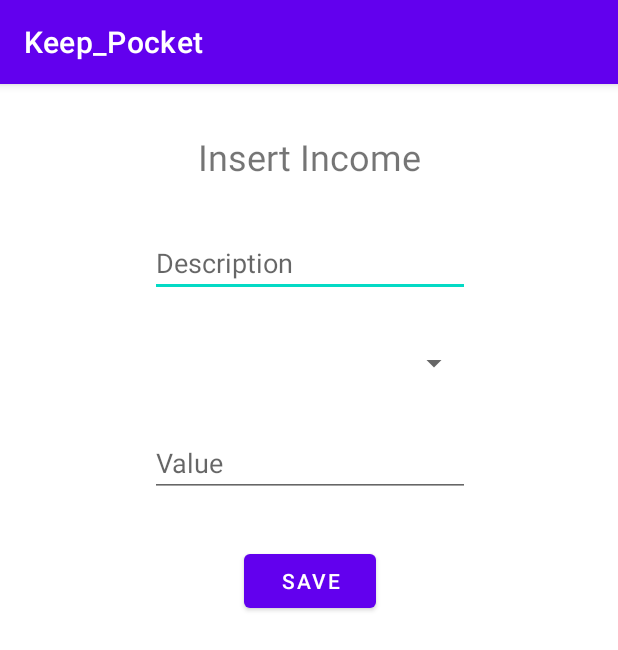
After one commit to BrunoHorta-22541/KeepPocket, an Android app: the AddIncome screen opened directly, with no data from a screen before it, on a phone screen of 412 x 824 dp. The commit adds this screen. Shown: the top 650 px of the screen. Run offline under Robolectric (Android 15) with nearby library versions, the phone set to English and light mode, and no system bars; our stand-ins replace Room's generated code.

Commit message:
Implementação de Rendimentos
Implementação da recycler View contendo todos os Rendimentos e a sua pagina de adicionar

Co-Authored-By: RodrigoSerafimIPB <101331174+RodrigoSerafimIPB@users.noreply.github.com>
Co-Authored-By: DinisD <101331020+lought@users.noreply.github.com>

```diff
--- a/Keep_Pocket/app/src/main/AndroidManifest.xml
+++ b/Keep_Pocket/app/src/main/AndroidManifest.xml
@@ -9,6 +9,9 @@
         android:roundIcon="@mipmap/ic_launcher_round"
         android:supportsRtl="true"
         android:theme="@style/Theme.Keep_Pocket">
+        <activity
+            android:name=".AddIncome"
+            android:exported="false" />
         <activity
             android:name=".AddCategory"
             android:exported="false" />
--- /dev/null
+++ b/Keep_Pocket/app/src/main/java/pt/estig/twdm/pdm/keep_pocket/AddIncome.java
@@ -0,0 +1,73 @@
+package pt.estig.twdm.pdm.keep_pocket;
+
+import androidx.appcompat.app.AppCompatActivity;
+
+import android.os.Bundle;
+import android.view.View;
+import android.view.ViewGroup;
+import android.widget.AdapterView;
+import android.widget.ArrayAdapter;
+import android.widget.BaseAdapter;
+import android.widget.EditText;
+import android.widget.Spinner;
+import android.widget.TextView;
+import android.widget.Toast;
+
+import java.text.ParseException;
+import java.text.SimpleDateFormat;
+import java.util.ArrayList;
+import java.util.Date;
+import java.util.List;
+
+public class AddIncome extends AppCompatActivity  implements AdapterView.OnItemSelectedListener {
+    private List<String> categoryList;
+    private long userId;
+    private EditText descriptionIncome;
+    private EditText valueIncome;
+    private Spinner spinner;
+
+    private String itemSelected;
+    ArrayAdapter<String> spinnerAdapter;
+    @Override
+    protected void onCreate(Bundle savedInstanceState) {
+        super.onCreate(savedInstanceState);
+        setContentView(R.layout.activity_add_income);
+        Session activeSession = SessionManager.getActiveSession(this);
+        userId = activeSession.getUserid();
+        this.descriptionIncome = findViewById(R.id.editTextIncomeDescription);
+        this.spinner = findViewById(R.id.incomeCategorySpinner);
+        this.valueIncome = findViewById(R.id.editTextIncomeValue);
+        categoryList = Database.getInstance(this).getcategoryDAO().getUserCategoryName(userId);
+
+        spinnerAdapter = new ArrayAdapter<String>(this, android.R.layout.simple_spinner_item, new ArrayList<String>());
+        spinnerAdapter.setDropDownViewResource(android.R.layout.simple_spinner_dropdown_item);
+        spinner.setAdapter(spinnerAdapter);
+        spinnerAdapter.addAll(categoryList);
+        spinnerAdapter.notifyDataSetChanged();
+        spinner.setOnItemSelectedListener(this);
+    }
+
+    @Override
+    public void onItemSelected(AdapterView<?> adapterView, View view, int i, long l) {
+        itemSelected = (String)adapterView.getItemAtPosition(i);
+        Toast.makeText(adapterView.getContext(),
+                "OnItemSelectedListener : " + adapterView.getItemAtPosition(i).toString(),
+                Toast.LENGTH_SHORT).show();
+    }
+
+    @Override
+    public void onNothingSelected(AdapterView<?> adapterView) {
+        Toast.makeText(this, "Nenhum item selecionado", Toast.LENGTH_SHORT).show();
+    }
+    public void saveIncome(View view){
+        String description = this.descriptionIncome.getText().toString();
+        String valueIncomeString = this.valueIncome.getText().toString();
+        int valueIncomeInt = Integer.parseInt(valueIncomeString);
+        Category category = Database.getInstance(this).getcategoryDAO().getCategoryByName(userId,itemSelected);
+
+        Movements movements = new Movements(0,userId,category.getIdCategory(),valueIncomeInt,description,System.currentTimeMillis());
+        Database.getInstance(this).getmovementsDAO().insert(movements);
+
+        finish();
+    }
+}
--- a/Keep_Pocket/app/src/main/java/pt/estig/twdm/pdm/keep_pocket/CategoryActivity.java
+++ b/Keep_Pocket/app/src/main/java/pt/estig/twdm/pdm/keep_pocket/CategoryActivity.java
@@ -49,8 +49,8 @@ public class CategoryActivity extends AppCompatActivity implements CategoryAdapt
     public void onCategoryLongClicked(long categoryId) {
         AlertDialog.Builder builder = new AlertDialog.Builder(this);
 
-        builder.setTitle("Delete Income?");
-        builder.setMessage("Do you really want to delete this Income?");
+        builder.setTitle("Delete Category?");
+        builder.setMessage("Do you really want to delete this Category?");
 
         builder.setNegativeButton("Cancel", new DialogInterface.OnClickListener() {
             @Override
--- a/Keep_Pocket/app/src/main/java/pt/estig/twdm/pdm/keep_pocket/CategoryAdapter.java
+++ b/Keep_Pocket/app/src/main/java/pt/estig/twdm/pdm/keep_pocket/CategoryAdapter.java
@@ -15,7 +15,6 @@ import java.util.List;
 public class CategoryAdapter extends RecyclerView.Adapter<CategoryAdapter.CategoryViewHolder> {
     private final CategoryAdapterEventListener eventListener;
     private List<Category> categoryList;
-    private Category category;
 
     public CategoryAdapter(CategoryAdapterEventListener eventListener){
         this.eventListener = eventListener;
--- a/Keep_Pocket/app/src/main/java/pt/estig/twdm/pdm/keep_pocket/CategoryDAO.java
+++ b/Keep_Pocket/app/src/main/java/pt/estig/twdm/pdm/keep_pocket/CategoryDAO.java
@@ -20,6 +20,14 @@ public interface CategoryDAO {
     @Query("SELECT * FROM Category WHERE idUser = :userId")
     List<Category> getUserCategory(long userId);
 
+    @Query("SELECT categoryName FROM Category WHERE idUser = :userId")
+    List<String> getUserCategoryName(long userId);
+
+    @Query("SELECT * FROM Category WHERE idUser = :userId AND categoryName = :nameCategory")
+    Category getCategoryByName(long userId, String nameCategory);
+
+
+
 
     @Delete
     void delete(Category category);
--- a/Keep_Pocket/app/src/main/java/pt/estig/twdm/pdm/keep_pocket/IncomeActivity.java
+++ b/Keep_Pocket/app/src/main/java/pt/estig/twdm/pdm/keep_pocket/IncomeActivity.java
@@ -99,4 +99,8 @@ public class IncomeActivity extends AppCompatActivity implements IncomeAdapter.I
     }
 
 
+    public void addIncome(View view) {
+        Intent intent= new Intent (this, AddIncome.class);
+        startActivity(intent);
+    }
 }
--- a/Keep_Pocket/app/src/main/res/layout/activity_add_category.xml
+++ b/Keep_Pocket/app/src/main/res/layout/activity_add_category.xml
@@ -23,8 +23,8 @@
         android:layout_height="wrap_content"
         android:layout_marginTop="32dp"
         android:ems="10"
+        android:hint="@string/categoryName"
         android:inputType="textPersonName"
-        android:text="Name"
         app:layout_constraintEnd_toEndOf="parent"
         app:layout_constraintStart_toStartOf="parent"
         app:layout_constraintTop_toBottomOf="@+id/textView16" />
--- /dev/null
+++ b/Keep_Pocket/app/src/main/res/layout/activity_add_income.xml
@@ -0,0 +1,64 @@
+<?xml version="1.0" encoding="utf-8"?>
+<androidx.constraintlayout.widget.ConstraintLayout xmlns:android="http://schemas.android.com/apk/res/android"
+    xmlns:app="http://schemas.android.com/apk/res-auto"
+    xmlns:tools="http://schemas.android.com/tools"
+    android:layout_width="match_parent"
+    android:layout_height="match_parent"
+    tools:context=".AddIncome">
+
+    <TextView
+        android:id="@+id/textView15"
+        android:layout_width="wrap_content"
+        android:layout_height="wrap_content"
+        android:layout_marginTop="32dp"
+        android:text="@string/insertIncome"
+        android:textSize="24sp"
+        app:layout_constraintEnd_toEndOf="parent"
+        app:layout_constraintStart_toStartOf="parent"
+        app:layout_constraintTop_toTopOf="parent" />
+
+    <EditText
+        android:id="@+id/editTextIncomeDescription"
+        android:layout_width="wrap_content"
+        android:layout_height="wrap_content"
+        android:layout_marginTop="32dp"
+        android:ems="10"
+        android:hint="@string/description"
+        android:inputType="textPersonName"
+        app:layout_constraintEnd_toEndOf="@+id/textView15"
+        app:layout_constraintStart_toStartOf="@+id/textView15"
+        app:layout_constraintTop_toBottomOf="@+id/textView15" />
+
+    <Spinner
+        android:id="@+id/incomeCategorySpinner"
+        android:layout_width="0dp"
+        android:layout_height="wrap_content"
+        android:layout_marginTop="32dp"
+        app:layout_constraintEnd_toEndOf="@+id/editTextIncomeDescription"
+        app:layout_constraintHorizontal_bias="0.0"
+        app:layout_constraintStart_toStartOf="@+id/editTextIncomeDescription"
+        app:layout_constraintTop_toBottomOf="@+id/editTextIncomeDescription" />
+
+    <EditText
+        android:id="@+id/editTextIncomeValue"
+        android:layout_width="wrap_content"
+        android:layout_height="wrap_content"
+        android:layout_marginTop="32dp"
+        android:ems="10"
+        android:hint="@string/value"
+        android:inputType="number"
+        app:layout_constraintEnd_toEndOf="@+id/incomeCategorySpinner"
+        app:layout_constraintStart_toStartOf="@+id/incomeCategorySpinner"
+        app:layout_constraintTop_toBottomOf="@+id/incomeCategorySpinner" />
+
+    <Button
+        android:id="@+id/button4"
+        android:layout_width="wrap_content"
+        android:layout_height="wrap_content"
+        android:layout_marginTop="32dp"
+        android:onClick="saveIncome"
+        android:text="@string/save"
+        app:layout_constraintEnd_toEndOf="@+id/editTextIncomeValue"
+        app:layout_constraintStart_toStartOf="@+id/editTextIncomeValue"
+        app:layout_constraintTop_toBottomOf="@+id/editTextIncomeValue" />
+</androidx.constraintlayout.widget.ConstraintLayout>
--- a/Keep_Pocket/app/src/main/res/layout/activity_income.xml
+++ b/Keep_Pocket/app/src/main/res/layout/activity_income.xml
@@ -24,6 +24,7 @@
         android:layout_marginEnd="32dp"
         android:layout_marginBottom="16dp"
         android:clickable="true"
+        android:onClick="addIncome"
         app:layout_constraintBottom_toTopOf="@+id/constraintLayout2"
         app:layout_constraintEnd_toEndOf="parent"
         app:srcCompat="@android:drawable/ic_input_add" />
--- a/Keep_Pocket/app/src/main/res/layout/income_row.xml
+++ b/Keep_Pocket/app/src/main/res/layout/income_row.xml
@@ -1,8 +1,9 @@
 <?xml version="1.0" encoding="utf-8"?>
 <androidx.constraintlayout.widget.ConstraintLayout xmlns:android="http://schemas.android.com/apk/res/android"
+    xmlns:app="http://schemas.android.com/apk/res-auto"
     android:layout_width="match_parent"
-    android:layout_height="match_parent"
-    xmlns:app="http://schemas.android.com/apk/res-auto">
+    android:layout_height="wrap_content">
+
     <androidx.constraintlayout.widget.ConstraintLayout
         android:layout_width="match_parent"
         android:layout_height="0dp"
--- a/Keep_Pocket/app/src/main/res/values/strings.xml
+++ b/Keep_Pocket/app/src/main/res/values/strings.xml
@@ -44,5 +44,4 @@
     <string name="listLimits">Limit List</string>
 
 
-
 </resources>
```
Also changed, not shown: Keep_Pocket/app/src/main/java/pt/estig/twdm/pdm/keep_pocket/AddCategory.java (+16 -4 lines), Keep_Pocket/app/src/main/java/pt/estig/twdm/pdm/keep_pocket/IncomeAdapter.java (+4 -3 lines).
